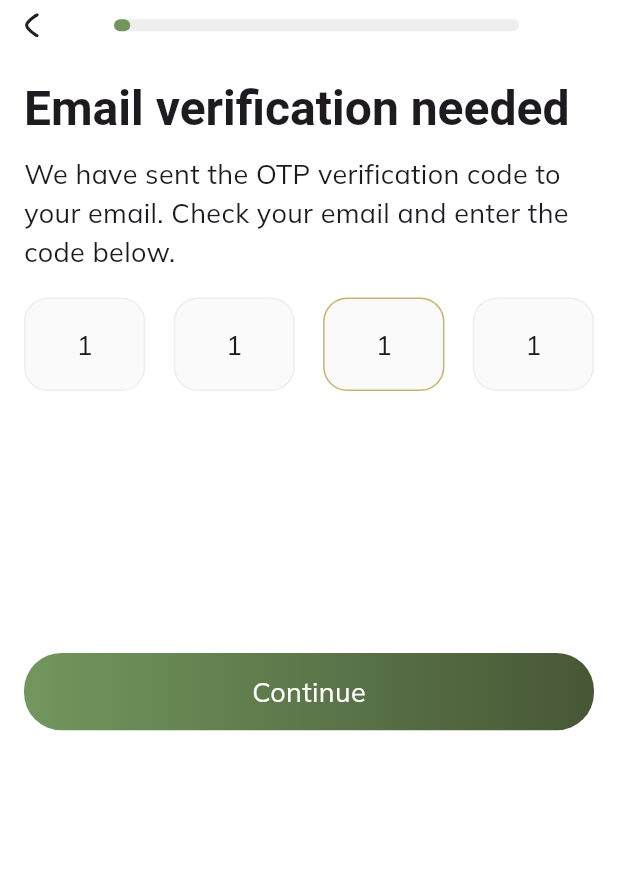
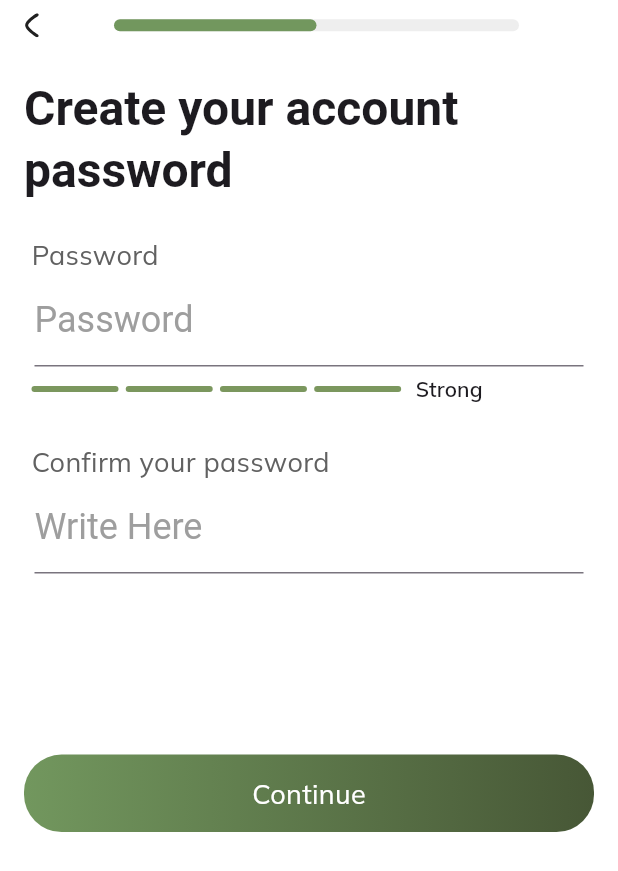
Before and after one commit to M-ali122/sf, a Flutter app: the OtpScreen screen opened by its route, after a tap on "Continue", on a phone screen of 412 x 824 dp. Shown: the top 871 px of the screen. Run offline on Flutter 3.47's test engine with Material 3 defaults, Android fonts, the phone set to English and light mode, and no system bars; our stand-ins replace flutter_otp_text_field, flutter_screenutil, flutter_spinkit, flutter_svg, get, google_fonts; missing offline and left inert: password_strength_checker, password_strength_indicator, password_strength_indicator_plus; key blocks and very long unbroken strings in the code were emptied for the run.

```diff
--- a/lib/helper/view/OtpCustomeConatiner.dart
+++ b/lib/helper/view/OtpCustomeConatiner.dart
@@ -1,4 +1,5 @@
 import 'package:flutter/material.dart';
+import 'package:flutter_otp_text_field/flutter_otp_text_field.dart';
 import 'package:flutter_screenutil/flutter_screenutil.dart';
 
 import '../../resources/color/app_color.dart';
@@ -11,58 +12,76 @@ class OtpCustomConatiner extends StatelessWidget {
 
   @override
   Widget build(BuildContext context) {
-    return Row(
-      mainAxisAlignment: MainAxisAlignment.spaceBetween,
-      children: [
-        Container(
-          height: 70.h,
-          width: 84.w,
-          decoration: BoxDecoration(
-              borderRadius: BorderRadius.circular(16),
-              color: AppColor.GreyScale50,
-            border: Border.all(
-              color: color?? AppColor.GreyScale200,
-            )
-          ),
-          child: Center(child: Text('1')),
+    // return Row(
+    //   mainAxisAlignment: MainAxisAlignment.spaceBetween,
+    //   children: [
+    //     Container(
+    //       height: 70.h,
+    //       width: 84.w,
+    //       decoration: BoxDecoration(
+    //           borderRadius: BorderRadius.circular(16),
+    //           color: AppColor.GreyScale50,
+    //         border: Border.all(
+    //           color: color?? AppColor.GreyScale200,
+    //         )
+    //       ),
+    //       child: Center(child: Text('1')),
+    //     ),
+    //     Container(
+    //       height: 70.h,
+    //       width: 84.w,
+    //       decoration: BoxDecoration(
+    //           borderRadius: BorderRadius.circular(16),
+    //           color: AppColor.GreyScale50,
+    //           border: Border.all(
+    //             color: color?? AppColor.GreyScale200,
+    //           )
+    //       ),
+    //       child: Center(child: Text('1')),
+    //     ),
+    //     Container(
+    //       height: 70.h,
+    //       width: 84.w,
+    //       decoration: BoxDecoration(
+    //           borderRadius: BorderRadius.circular(16),
+    //           color: AppColor.GreyScale50,
+    //           border: Border.all(
+    //             color: color?? AppColor.secondaryColor500,
+    //           )
+    //       ),
+    //       child: Center(child: Text('1')),
+    //     ),
+    //     Container(
+    //       height: 70.h,
+    //       width: 84.w,
+    //       decoration: BoxDecoration(
+    //           borderRadius: BorderRadius.circular(16),
+    //           color: AppColor.GreyScale50,
+    //           border: Border.all(
+    //             color: color?? AppColor.GreyScale200,
+    //           )
+    //       ),
+    //       child: Center(child: Text('1')),
+    //     ),
+    //   ],
+    // );
+
+    return Container(
+      height: 60,
+      child: OtpTextField(
+        margin: EdgeInsets.symmetric(horizontal: 11),
+        crossAxisAlignment: CrossAxisAlignment.center,
+        mainAxisAlignment: MainAxisAlignment.start,
+        enabledBorderColor: AppColor.GreyScale200,
+        focusedBorderColor: AppColor.secondaryColor500,
+        numberOfFields: 4,
+        borderColor: Colors.green,
+        borderRadius: BorderRadius.circular(16),
+        fieldWidth: 60,
+        showFieldAsBox: true,
+        decoration: InputDecoration(
         ),
-        Container(
-          height: 70.h,
-          width: 84.w,
-          decoration: BoxDecoration(
-              borderRadius: BorderRadius.circular(16),
-              color: AppColor.GreyScale50,
-              border: Border.all(
-                color: color?? AppColor.GreyScale200,
-              )
-          ),
-          child: Center(child: Text('1')),
-        ),
-        Container(
-          height: 70.h,
-          width: 84.w,
-          decoration: BoxDecoration(
-              borderRadius: BorderRadius.circular(16),
-              color: AppColor.GreyScale50,
-              border: Border.all(
-                color: color?? AppColor.secondaryColor500,
-              )
-          ),
-          child: Center(child: Text('1')),
-        ),
-        Container(
-          height: 70.h,
-          width: 84.w,
-          decoration: BoxDecoration(
-              borderRadius: BorderRadius.circular(16),
-              color: AppColor.GreyScale50,
-              border: Border.all(
-                color: color?? AppColor.GreyScale200,
-              )
-          ),
-          child: Center(child: Text('1')),
-        ),
-      ],
+      ),
     );
   }
 }
--- a/lib/helper/view/textfield.dart
+++ b/lib/helper/view/textfield.dart
@@ -12,10 +12,12 @@
     final String? heading;
     final controller;
     final onChange;
-    final Color? filledColor; // Corrected FilledColor to camelCase
+    final Color? filledColor;
+    final bool? isVisible;
     const CustomTextField({
       Key? key,
       this.icon,
+      this.isVisible,
       this.heading,
       this.title,
       this.controller,
@@ -33,17 +35,18 @@
       return Container(
         width: Get.width,
         // height: 54.h,
-        margin: const EdgeInsets.all(5.0),
+        margin: EdgeInsets.all(5.0),
         child: Column(
           crossAxisAlignment: CrossAxisAlignment.start,
           children: [
             Text(heading!),
             // SizedBox(height: 5,),
             Padding(
-              padding: const EdgeInsets.symmetric(horizontal: 2.0),
+              padding:  EdgeInsets.symmetric(horizontal: 2.0),
               child: TextFormField(
                 controller: controller,
                 onChanged: onChange,
+                obscureText: isVisible ?? false,
                 textCapitalization: TextCapitalization.words,
                 decoration: InputDecoration(
                   contentPadding: const EdgeInsets.symmetric( vertical: 15),
--- a/lib/pages/splash/controller/controller.dart
+++ b/lib/pages/splash/controller/controller.dart
@@ -1,6 +1,6 @@
 import 'package:get/get.dart';
 
-import '../../../registration/registration_form.dart';
+import '../../../registration/view/registration_form.dart';
 
 
 class SplashController extends GetxController {
--- a/lib/registration/otp_screen.dart
+++ b/lib/registration/view/otp_screen.dart
@@ -3,12 +3,13 @@ import 'package:flutter/material.dart';
 import 'package:flutter_screenutil/flutter_screenutil.dart';
 import 'package:flutter_svg/flutter_svg.dart';
 import 'package:get/get.dart';
+import 'package:sf_app/registration/view/password_screen.dart';
 import 'package:sf_app/resources/icon/icon.dart';
 
-import '../helper/view/Appbutton.dart';
-import '../helper/view/OtpCustomeConatiner.dart';
-import '../helper/view/progress_bar.dart';
-import '../helper/view/textfield.dart';
+import '../../helper/view/Appbutton.dart';
+import '../../helper/view/OtpCustomeConatiner.dart';
+import '../../helper/view/progress_bar.dart';
+import '../../helper/view/textfield.dart';
 
 class OtpScreen extends StatelessWidget {
   static String route = 'OtpScreen';
@@ -31,7 +32,7 @@ class OtpScreen extends StatelessWidget {
                /// Custom progress bar
                   const Expanded(
                     child: CustomeProgressBar(
-                      progressValue: 0.04,
+                      progressValue: 0.13,
                     ),
                   ),
                   const SizedBox(width: 50),
@@ -59,7 +60,8 @@ class OtpScreen extends StatelessWidget {
               style: theme.textTheme.overline,)
               ),
               SizedBox(height: 10.h,),
-              Center(child: Text(
+              Center(
+                  child: Text(
                 "You can resend code in 55 s",
                 style: theme.textTheme.overline,)
               ),
@@ -68,7 +70,9 @@ class OtpScreen extends StatelessWidget {
               /// App Button
               AppButton(
                   title: 'Continue',
-                  onTap: (){}
+                  onTap: (){
+                    Get.toNamed(PasswordScreen.route);
+                  }
               ),
               const SizedBox(height: 30,),
             ],
--- /dev/null
+++ b/lib/registration/view/password_screen.dart
@@ -0,0 +1,128 @@
+import 'package:flutter/material.dart';
+import 'package:flutter_screenutil/flutter_screenutil.dart';
+import 'package:flutter_svg/flutter_svg.dart';
+import 'package:get/get.dart';
+import 'package:password_strength_checker/password_strength_checker.dart';
+import 'package:password_strength_indicator_plus/password_strength_indicator_plus.dart';
+import 'package:sf_app/resources/color/app_color.dart';
+import 'package:sf_app/resources/icon/icon.dart';
+import 'package:password_strength_indicator/password_strength_indicator.dart';
+
+import '../../helper/view/Appbutton.dart';
+import '../../helper/view/OtpCustomeConatiner.dart';
+import '../../helper/view/progress_bar.dart';
+import '../../helper/view/textfield.dart';
+import '../controller/passController.dart';
+import '../uplaod_profile_screen.dart';
+
+class PasswordScreen extends StatelessWidget {
+  static String route = 'PasswordScreen';
+  const PasswordScreen({super.key});
+
+  @override
+  Widget build(BuildContext context) {
+    final theme = Get.theme;
+
+    return Scaffold(
+      body: SafeArea(
+        child: Padding(
+          padding: const EdgeInsets.symmetric(horizontal: 16),
+          child: ListView(
+            children: [
+              SizedBox(height: 10.h),
+              Row(
+                children: [
+                  SvgPicture.string(icon.backIcon),
+                  const SizedBox(width: 50),
+                  /// Custom progress bar
+                  const Expanded(
+                    child: CustomeProgressBar(
+                      progressValue: 0.5,
+                    ),
+                  ),
+                  const SizedBox(width: 50),
+                ],
+              ),
+              SizedBox(height: 30.h),
+              Text(
+                'Create your account password',
+                style: theme.textTheme.headline4,
+              ),
+             SizedBox(height: 20.h,),
+
+              /// otp custom Container
+              CustomTextField(
+                heading: 'Password',
+                title: 'Password',
+                isVisible: true,
+              ),
+
+              Padding(
+                padding: const EdgeInsets.only(left: 5.0),
+                child: Row(
+                  children: [
+                    Container(
+                      height: 4,
+                      width: 58,
+                      decoration: BoxDecoration(
+                        borderRadius: BorderRadius.circular(2),
+                        color: AppColor.primaryColor300,
+                      ),
+                    ),
+                    SizedBox(width: 5.w,),
+                    Container(
+                      height: 4,
+                      width: 58,
+                      decoration: BoxDecoration(
+                        borderRadius: BorderRadius.circular(2),
+                        color: AppColor.primaryColor300,
+                      ),
+                    ),
+                    SizedBox(width: 5.w,),
+                    Container(
+                      height: 4,
+                      width: 58,
+                      decoration: BoxDecoration(
+                        borderRadius: BorderRadius.circular(2),
+                        color: AppColor.primaryColor300,
+                      ),
+                    ),
+                    SizedBox(width: 5.w,),
+                    Container(
+                      height: 4,
+                      width: 58,
+                      decoration: BoxDecoration(
+                        borderRadius: BorderRadius.circular(2),
+                        color: AppColor.primaryColor300,
+                      ),
+                    ),
+                    SizedBox(width: 10.w,),
+                    Text(
+                        'Strong',
+                      style: theme.textTheme.subtitle2,
+                    ),
+                  ],
+                ),
+              ),
+              SizedBox(height: 20,),
+              CustomTextField(
+                heading: 'Confirm your password',
+                title: 'Write Here',
+              ),
+
+              SizedBox(height:130.h),
+              /// App Button
+              AppButton(
+                  title: 'Continue',
+                  onTap: (){
+                    Get.toNamed(UploadProfileView.route);
+                  }
+              ),
+              const SizedBox(height: 30,),
+            ],
+          ),
+        ),
+      ),
+    );
+  }
+}
--- a/lib/registration/registration_form.dart
+++ b/lib/registration/view/registration_form.dart
@@ -45,13 +45,13 @@ import 'package:flutter_screenutil/flutter_screenutil.dart';
 import 'package:flutter_svg/flutter_svg.dart';
 import 'package:get/get.dart';
 import 'package:sf_app/helper/view/Appbutton.dart';
-import 'package:sf_app/registration/otp_screen.dart';
+import 'package:sf_app/registration/view/otp_screen.dart';
 import 'package:sf_app/resources/icon/icon.dart';
 import 'package:sf_app/resources/icon/svgs.dart';
 import 'package:sf_app/resources/theme/main_theme.dart';
 
-import '../helper/view/progress_bar.dart';
-import '../helper/view/textfield.dart';
+import '../../helper/view/progress_bar.dart';
+import '../../helper/view/textfield.dart';
 
 class RegistrationForm extends GetWidget {
   static String route = 'RegistrationForm';
--- a/lib/resources/routes/Approute.dart
+++ b/lib/resources/routes/Approute.dart
@@ -1,17 +1,21 @@
 
 import 'package:flutter/material.dart';
 import 'package:sf_app/pages/splash/view/splash_view.dart';
-import 'package:sf_app/registration/otp_screen.dart';
+import 'package:sf_app/registration/view/otp_screen.dart';
 
-import '../../registration/registration_form.dart';
+import '../../registration/uplaod_profile_screen.dart';
+import '../../registration/view/password_screen.dart';
+import '../../registration/view/registration_form.dart';
 
 class AppRoute {
   final Map<String, Widget Function(BuildContext)> routes = {
 
     Splash_View.route: (p0) => Splash_View(),
 
-    /// screen routes
+    /// client screen routes
     RegistrationForm.route: (p0) => RegistrationForm(),
     OtpScreen.route: (p0) => OtpScreen(),
+    PasswordScreen.route: (p0) => PasswordScreen(),
+    UploadProfileView.route: (p0) => UploadProfileView(),
   };
 }
--- a/lib/resources/theme/main_theme.dart
+++ b/lib/resources/theme/main_theme.dart
@@ -44,16 +44,17 @@ class MainTheme {
     scaffoldBackgroundColor: AppColor.white,
     textTheme:
     Typography.englishLike2018.apply(fontSizeFactor: 1.sp).copyWith(
-      headline1:  TextStyle(fontSize: 96, fontWeight: FontWeight.w700),
+      headline1:  GoogleFonts.urbanist(fontSize: 24, fontWeight: FontWeight.w700),
       headline2:  TextStyle(fontSize: 60, fontWeight: FontWeight.w700),
       headline3:  TextStyle(fontSize: 48, fontWeight: FontWeight.w700),
       headline4:  TextStyle(fontSize: 32, fontWeight: FontWeight.w700),
       headline5:  TextStyle(fontSize: 24, fontWeight: FontWeight.w400,color: AppColor.GreyScale500),
       headline6:  TextStyle(fontSize: 20, fontWeight: FontWeight.w700),
-      subtitle1:  TextStyle(fontSize: 16, fontWeight: FontWeight.w700),
-      subtitle2:  TextStyle(fontSize: 14, fontWeight: FontWeight.w700),
-      bodyText1:  TextStyle(fontSize: 16, fontWeight: FontWeight.w700),
-      bodyText2:  GoogleFonts.mulish(fontSize: 18, fontWeight: FontWeight.w400),
+      subtitle1:  GoogleFonts.mulish(fontSize: 16,
+        color: AppColor.GreyScale500, fontWeight: FontWeight.w500,),
+      subtitle2:  GoogleFonts.mulish(fontSize: 14, fontWeight: FontWeight.w600),
+      bodyText1:  GoogleFonts.mulish(fontSize: 16, fontWeight: FontWeight.w700),
+      bodyText2:  GoogleFonts.mulish(fontSize: 18, fontWeight: FontWeight.w400,color:AppColor.GreyScale700),
       button:  TextStyle(fontSize: 14, fontWeight: FontWeight.w700),
       caption:  TextStyle(fontSize: 12, fontWeight: FontWeight.w700),
       // overline: const TextStyle(fontSize: 18, fontWeight: FontWeight.w500),
--- a/pubspec.yaml
+++ b/pubspec.yaml
@@ -17,6 +17,9 @@ dependencies:
   linear_progress_bar: ^1.1.1
   google_fonts: ^6.2.1
   flutter_otp_text_field: ^1.1.1
+  password_strength_checker: ^1.2.2
+  password_strength_indicator_plus: ^0.0.1
+  password_strength_indicator:
 
 dev_dependencies:
   flutter_test:
```
Also changed, not shown: lib/registration/controller/passController.dart (added, +21 -0 lines), lib/registration/uplaod_profile_screen.dart (added, +164 -0 lines), pubspec.lock.
